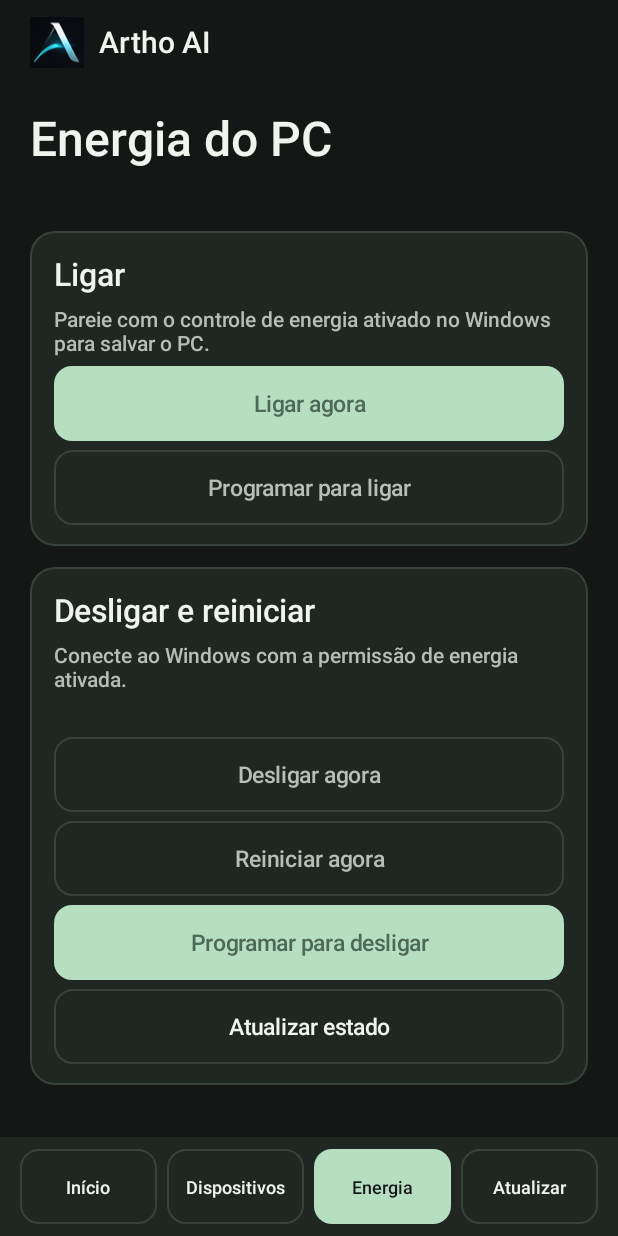
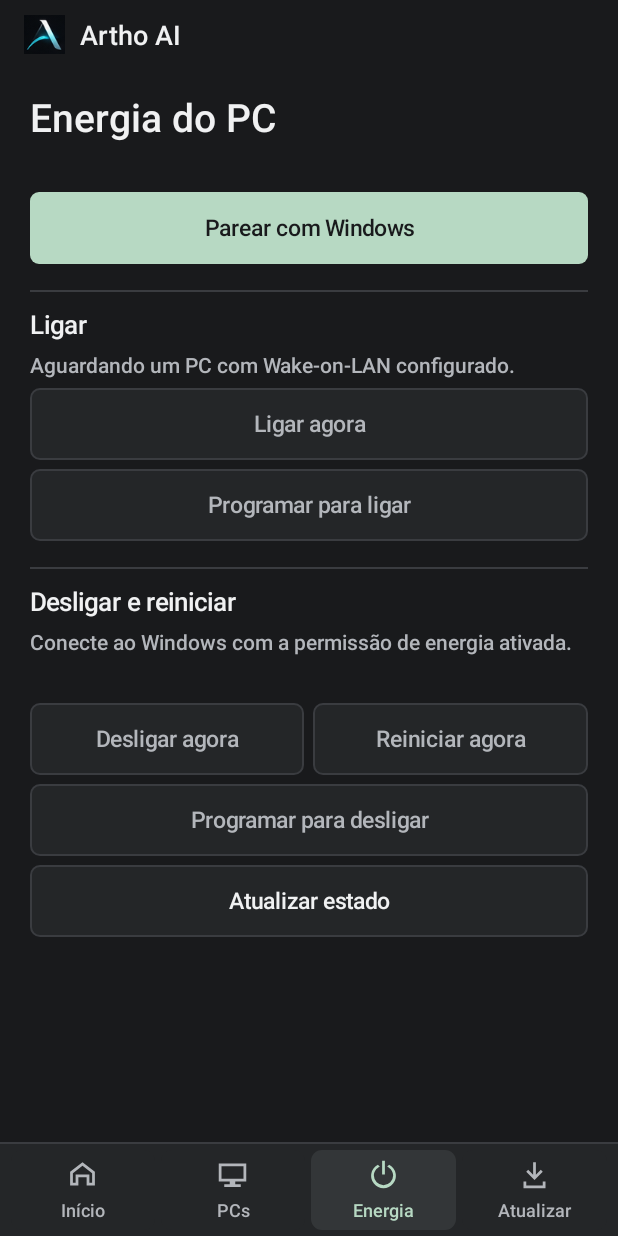
Before and after one commit to BlackGen3ral/soneca, an Android app: the screen it shows after launch (MainActivity), after a tap on "Energia", on a phone screen of 412 x 824 dp. Run offline under Robolectric (Android 15) with nearby library versions, the phone set to English and light mode, and no system bars; pictures from the network do not load; 3 other taps on this screen came first.

Commit message:
Simplify the Android interface and navigation

```diff
--- a/android/build.gradle
+++ b/android/build.gradle
@@ -9,8 +9,8 @@ android {
         applicationId 'com.arthostudio.arthoai'
         minSdk 26
         targetSdk 36
-        versionCode 7
-        versionName '0.6.0'
+        versionCode 8
+        versionName '0.7.0'
     }
 }
 
--- a/android/src/main/java/com/arthostudio/arthoai/DevicesPanel.java
+++ b/android/src/main/java/com/arthostudio/arthoai/DevicesPanel.java
@@ -40,6 +40,8 @@ final class DevicesPanel {
         notice.setAccessibilityLiveRegion(TextView.ACCESSIBILITY_LIVE_REGION_POLITE);
         panel.addView(notice, owner.spaced(10));
         cards = column();
+        cards.setBackground(owner.surface(MainActivity.SURFACE, 6, MainActivity.BORDER));
+        cards.setVisibility(android.view.View.GONE);
         panel.addView(cards);
     }
 
@@ -49,8 +51,12 @@ final class DevicesPanel {
         request("GET", "/v1/devices", "Consultando os PCs na rede…", result -> {
             JSONArray list = result.getJSONArray("devices");
             cards.removeAllViews();
+            cards.setVisibility(list.length() == 0 ? android.view.View.GONE : android.view.View.VISIBLE);
             notice.setText(list.length() == 0 ? "Pareie os PCs na aba Dispositivos do Windows." : "");
-            for (int index = 0; index < list.length(); index++) addCard(list.getJSONObject(index));
+            for (int index = 0; index < list.length(); index++) {
+                if (index > 0) cards.addView(owner.divider());
+                addCard(list.getJSONObject(index));
+            }
         });
     }
 
@@ -58,11 +64,10 @@ final class DevicesPanel {
         String id = UUID.fromString(pc.optString("id")).toString();
         String name = pc.optString("name");
         LinearLayout card = column();
-        card.setBackground(owner.surface(MainActivity.SURFACE, 16, MainActivity.BORDER));
         card.setPadding(dp(16), dp(14), dp(16), dp(14));
-        cards.addView(card, owner.spaced(10));
+        cards.addView(card);
         TextView title = text(name);
-        title.setTextSize(20);
+        title.setTextSize(17);
         title.setAccessibilityHeading(true);
         title.setPadding(0, 0, 0, dp(4));
         card.addView(title);
@@ -77,13 +82,18 @@ final class DevicesPanel {
         card.addView(text("Ligar " + describe(pc.optJSONObject("wake"))
                 + "\nDesligar " + describe(pc.optJSONObject("shutdown"))), owner.spaced(8));
         if (!pc.isNull("lastRoutine")) card.addView(text(pc.optString("lastRoutine")), owner.spaced(5));
-        Button wake = owner.button("Ligar agora", true);
+        LinearLayout actions = new LinearLayout(owner);
+        card.addView(actions, owner.spaced(8));
+        Button wake = owner.button("Ligar agora", false);
         wake.setOnClickListener(view -> request("POST", "/v1/devices/" + id + "/wake",
                 "Enviando o sinal…", result -> notice.setText("Sinal enviado para " + name + ".")));
-        card.addView(wake, owner.spaced(10));
-        Button edit = owner.button("Editar horários", false);
+        actions.addView(wake, new LinearLayout.LayoutParams(0, -2, 1f));
+        Button edit = owner.button("Horários", false);
+        edit.setContentDescription("Editar horários de " + name);
         edit.setOnClickListener(view -> { if (!busy) edit(id, name, pc); });
-        card.addView(edit, owner.spaced(6));
+        LinearLayout.LayoutParams next = new LinearLayout.LayoutParams(0, -2, 1f);
+        next.leftMargin = dp(6);
+        actions.addView(edit, next);
     }
 
     private static String describe(JSONObject rule) {
--- a/android/src/main/java/com/arthostudio/arthoai/MainActivity.java
+++ b/android/src/main/java/com/arthostudio/arthoai/MainActivity.java
@@ -10,6 +10,7 @@ import android.graphics.Color;
 import android.graphics.Insets;
 import android.graphics.Typeface;
 import android.graphics.drawable.ColorDrawable;
+import android.graphics.drawable.Drawable;
 import android.graphics.drawable.GradientDrawable;
 import android.graphics.drawable.RippleDrawable;
 import android.os.Build;
@@ -37,17 +38,17 @@ import javax.net.ssl.SSLHandshakeException;
 import org.json.JSONObject;
 
 public final class MainActivity extends Activity {
-    private static final int BACKGROUND = 0xff141715;
-    private static final int HERO = 0xff29392f;
-    static final int SURFACE = 0xff202622;
-    static final int BORDER = 0xff36423a;
-    static final int INK = 0xfff1f4ee;
-    static final int MUTED = 0xffb4bfb6;
-    static final int ACCENT = 0xffb6dfc2;
+    private static final int BACKGROUND = 0xff191a1c;
+    static final int SURFACE = 0xff242628;
+    static final int BORDER = 0xff3a3c40;
+    static final int INK = 0xfff0f1f2;
+    static final int MUTED = 0xffb3b6bb;
+    static final int ACCENT = 0xffb7d9c3;
     private static final int GREEN = ACCENT;
     private static final int ALERT = 0xffffbcad;
     private static final Locale BRAZIL = new Locale("pt", "BR");
     private static final int SCAN_PAIRING = 17;
+    private static final int[] NAV_ICONS = {R.drawable.nav_home, R.drawable.nav_devices, R.drawable.nav_power, R.drawable.nav_update};
 
     private final ExecutorService worker = Executors.newSingleThreadExecutor();
     private ScrollView scroll;
@@ -113,6 +114,7 @@ public final class MainActivity extends Activity {
         updates = new UpdatesPanel(this);
         pages[3] = updates.view();
         for (View page : pages) content.addView(page);
+        shell.addView(divider());
         shell.addView(navigation());
         setContentView(shell);
         shell.requestApplyInsets();
@@ -139,50 +141,42 @@ public final class MainActivity extends Activity {
 
     private View dashboard() {
         LinearLayout page = column();
-        TextView title = label("Painel do PC", 32, INK, "sans-serif-medium");
-        title.setAccessibilityHeading(true);
-        page.addView(title);
-        page.addView(hero(), spaced(16));
+        page.addView(connectionPanel());
 
         metrics = column();
         metrics.setVisibility(View.GONE);
-        TextView section = label("Estado do PC", 21, INK, "sans-serif-medium");
+        TextView section = label("Estado do PC", 17, INK, "sans-serif-medium");
         section.setAccessibilityHeading(true);
         metrics.addView(section);
-        LinearLayout performance = row();
-        LinearLayout memoryCard = metric("Memória em uso");
-        memory = value(memoryCard);
+        LinearLayout readings = column();
+        readings.setPadding(dp(13), 0, dp(13), 0);
+        readings.setBackground(surface(SURFACE, 6, BORDER));
+        metrics.addView(readings, spaced(8));
+        memory = information(readings, "Memória em uso");
         memoryBar = new ProgressBar(this, null, android.R.attr.progressBarStyleHorizontal);
         memoryBar.setMax(100);
         memoryBar.setProgressTintList(ColorStateList.valueOf(ACCENT));
         memoryBar.setProgressBackgroundTintList(ColorStateList.valueOf(BORDER));
         memoryBar.setImportantForAccessibility(View.IMPORTANT_FOR_ACCESSIBILITY_NO);
         memoryBar.setVisibility(View.GONE);
-        LinearLayout.LayoutParams bar = new LinearLayout.LayoutParams(-1, dp(5));
-        bar.topMargin = dp(8);
-        memoryCard.addView(memoryBar, bar);
-        LinearLayout cpuCard = metric("Processador");
-        cpu = value(cpuCard);
-        addMetricPair(performance, memoryCard, cpuCard);
-        metrics.addView(performance, spaced(10));
-
-        LinearLayout activity = row();
-        LinearLayout uptimeCard = metric("Tempo ligado");
-        uptime = value(uptimeCard);
-        LinearLayout networkCard = metric("Rede do PC");
-        network = value(networkCard);
-        addMetricPair(activity, uptimeCard, networkCard);
-        metrics.addView(activity, spaced(10));
-        page.addView(metrics, spaced(22));
+        LinearLayout.LayoutParams bar = new LinearLayout.LayoutParams(-1, dp(4));
+        bar.bottomMargin = dp(11);
+        readings.addView(memoryBar, bar);
+        readings.addView(divider());
+        cpu = information(readings, "Processador");
+        readings.addView(divider());
+        uptime = information(readings, "Tempo ligado");
+        readings.addView(divider());
+        network = information(readings, "Rede do PC");
+        page.addView(metrics, spaced(19));
         return page;
     }
 
     private View devicePage() {
         LinearLayout page = column();
-        TextView title = label("Dispositivos", 32, INK, "sans-serif-medium");
+        TextView title = label("Dispositivos", 26, INK, "sans-serif-medium");
         title.setAccessibilityHeading(true);
         page.addView(title);
-        page.addView(label("PCs pareados e horários semanais.", 15, MUTED, "sans-serif"), spaced(6));
         deviceContent = column();
         page.addView(deviceContent, spaced(17));
         return page;
@@ -208,17 +202,21 @@ public final class MainActivity extends Activity {
     private View navigation() {
         LinearLayout nav = row();
         nav.setBackgroundColor(SURFACE);
-        nav.setPadding(dp(10), dp(8), dp(10), dp(8));
-        String[] labels = {"Início", "Dispositivos", "Energia", "Atualizar"};
+        nav.setPadding(dp(5), dp(4), dp(5), dp(4));
+        String[] labels = {"Início", "PCs", "Energia", "Atualizar"};
         for (int index = 0; index < tabs.length; index++) {
             final int tab = index;
             Button button = button(labels[index], false);
             button.setTextSize(12);
-            button.setPadding(dp(4), dp(8), dp(4), dp(8));
+            button.setMinHeight(dp(53));
+            button.setPadding(dp(4), dp(5), dp(4), dp(4));
+            button.setCompoundDrawablePadding(dp(3));
+            button.setMaxLines(1);
+            if (index == 1) button.setContentDescription("Dispositivos");
             button.setOnClickListener(view -> showTab(tab));
             tabs[index] = button;
             LinearLayout.LayoutParams size = new LinearLayout.LayoutParams(0, -2, 1f);
-            size.setMargins(dp(3), 0, dp(3), 0);
+            size.setMargins(dp(2), 0, dp(2), 0);
             nav.addView(button, size);
         }
         return nav;
@@ -230,7 +228,7 @@ public final class MainActivity extends Activity {
             boolean selected = index == selectedTab;
             pages[index].setVisibility(selected ? View.VISIBLE : View.GONE);
             tabs[index].setSelected(selected);
-            decorateButton(tabs[index], selected);
+            styleTab(tabs[index], index, selected);
         }
         if (selectedTab == 1) updateDevices();
         if (selectedTab == 2) power.refreshLocal();
@@ -242,48 +240,56 @@ public final class MainActivity extends Activity {
         tabs[3].setContentDescription(available ? "Atualizações, nova versão disponível" : "Atualizações");
     }
 
+    private void styleTab(Button tab, int index, boolean selected) {
+        int tint = selected ? ACCENT : MUTED;
+        Drawable icon = getDrawable(NAV_ICONS[index]).mutate();
+        icon.setTint(tint);
+        tab.setCompoundDrawablesWithIntrinsicBounds(null, icon, null, null);
+        tab.setTextColor(tint);
+        tab.setBackground(new RippleDrawable(ColorStateList.valueOf(0x33b7d9c3),
+                surface(selected ? 0xff333638 : SURFACE, 7, 0), null));
+    }
+
     private View header() {
         LinearLayout header = row();
         header.setGravity(Gravity.CENTER_VERTICAL);
-        header.setPadding(dp(20), dp(10), dp(20), dp(10));
+        header.setPadding(dp(16), dp(9), dp(16), dp(9));
         ImageView mark = new ImageView(this);
         mark.setImageResource(R.drawable.artho_mark);
         mark.setScaleType(ImageView.ScaleType.FIT_CENTER);
         mark.setImportantForAccessibility(View.IMPORTANT_FOR_ACCESSIBILITY_NO);
-        header.addView(mark, new LinearLayout.LayoutParams(dp(36), dp(36)));
-        TextView brand = label("Artho AI", 20, INK, "sans-serif-medium");
+        header.addView(mark, new LinearLayout.LayoutParams(dp(27), dp(27)));
+        TextView brand = label("Artho AI", 18, INK, "sans-serif-medium");
         LinearLayout.LayoutParams brandSize = new LinearLayout.LayoutParams(0, -2, 1f);
         brandSize.leftMargin = dp(10);
         header.addView(brand, brandSize);
         return header;
     }
 
-    private View hero() {
+    private View connectionPanel() {
         LinearLayout panel = column();
-        panel.setBackground(surface(HERO, 18, BORDER));
-        panel.setPadding(dp(19), dp(18), dp(19), dp(18));
-        status = label("Sem conexão", 13, ACCENT, "sans-serif-medium");
+        status = label("Sem conexão", 13, MUTED, "sans-serif");
         status.setAccessibilityLiveRegion(View.ACCESSIBILITY_LIVE_REGION_POLITE);
         panel.addView(status);
-        computer = label("Conecte seu PC", 27, INK, "sans-serif-medium");
+        computer = label("Conecte seu PC", 26, INK, "sans-serif-medium");
         computer.setAccessibilityHeading(true);
-        panel.addView(computer, spaced(7));
-        detail = label("Abra a aba Celular no Artho AI para Windows e gere um QR Code.", 15, MUTED, "sans-serif");
+        panel.addView(computer, spaced(3));
+        detail = label("No Windows, abra Celular e gere um QR Code.", 15, MUTED, "sans-serif");
         panel.addView(detail, spaced(5));
         primary = button("Conectar ao PC", true);
         primary.setOnClickListener(view -> {
             if (pairing == null) showPairing();
             else requestStatus();
         });
-        panel.addView(primary, spaced(14));
-        connectionOptions = button("Gerenciar conexão", false);
+        panel.addView(primary, spaced(12));
+        connectionOptions = button("Trocar conexão", false);
         connectionOptions.setOnClickListener(view -> showPairing());
         connectionOptions.setVisibility(View.GONE);
         panel.addView(connectionOptions, spaced(6));
         return panel;
     }
 
-    private void showPairing() {
+    void showPairing() {
         if (connecting) return;
         Dialog dialog = new Dialog(this);
         dialog.getWindow().setBackgroundDrawable(new ColorDrawable(Color.TRANSPARENT));
@@ -487,26 +493,22 @@ public final class MainActivity extends Activity {
         });
     }
 
-    private LinearLayout metric(String title) {
-        LinearLayout card = column();
-        card.setMinimumHeight(dp(94));
-        card.setBackground(surface(SURFACE, 16, BORDER));
-        card.setPadding(dp(13), dp(13), dp(13), dp(13));
-        card.addView(label(title, 13, MUTED, "sans-serif-medium"));
-        return card;
-    }
-
-    private TextView value(LinearLayout card) {
-        TextView result = label("—", 18, INK, "sans-serif-medium");
-        card.addView(result, spaced(6));
+    private TextView information(LinearLayout list, String title) {
+        LinearLayout item = row();
+        item.setGravity(Gravity.CENTER_VERTICAL);
+        item.setPadding(0, dp(11), 0, dp(11));
+        item.addView(label(title, 14, MUTED, "sans-serif"), new LinearLayout.LayoutParams(0, -2, 1f));
+        TextView result = label("—", 14, INK, "sans-serif-medium");
+        item.addView(result);
+        list.addView(item);
         return result;
     }
 
-    private void addMetricPair(LinearLayout row, View left, View right) {
-        LinearLayout.LayoutParams first = new LinearLayout.LayoutParams(0, -1, 1);
-        first.rightMargin = dp(10);
-        row.addView(left, first);
-        row.addView(right, new LinearLayout.LayoutParams(0, -1, 1));
+    View divider() {
+        View line = new View(this);
+        line.setBackgroundColor(BORDER);
+        line.setLayoutParams(new LinearLayout.LayoutParams(-1, dp(1)));
+        return line;
     }
 
     Button button(String title, boolean prominent) {
@@ -515,7 +517,7 @@ public final class MainActivity extends Activity {
         button.setText(title);
         button.setTextSize(15);
         button.setTypeface(Typeface.create("sans-serif-medium", Typeface.NORMAL));
-        button.setMinHeight(dp(50));
+        button.setMinHeight(dp(44));
         button.setPadding(dp(14), dp(9), dp(14), dp(9));
         button.setStateListAnimator(null);
         button.setBackgroundTintList(null);
@@ -529,7 +531,7 @@ public final class MainActivity extends Activity {
                 new int[][]{{-android.R.attr.state_enabled}, {}}, new int[]{prominent ? 0xff4e6957 : MUTED, color}));
         int fill = prominent ? ACCENT : SURFACE;
         button.setBackground(new RippleDrawable(ColorStateList.valueOf(prominent ? 0x30141715 : 0x33b6dfc2),
-                surface(fill, 12, prominent ? 0 : BORDER), null));
+                surface(fill, 6, prominent ? 0 : BORDER), null));
     }
 
     GradientDrawable surface(int color, int radius, int stroke) {
--- a/android/src/main/java/com/arthostudio/arthoai/PowerPanel.java
+++ b/android/src/main/java/com/arthostudio/arthoai/PowerPanel.java
@@ -39,6 +39,7 @@ final class PowerPanel {
     private final Button restart;
     private final Button stopSchedule;
     private final Button cancelStop;
+    private final Button connect;
     private StatusClient.Pairing pairing;
     private JSONObject lastState;
     private boolean busy;
@@ -47,17 +48,18 @@ final class PowerPanel {
         this.owner = owner;
         this.worker = worker;
         page = owner.column();
-        TextView title = label("Energia do PC", 32, MainActivity.INK);
+        TextView title = label("Energia do PC", 26, MainActivity.INK);
         title.setAccessibilityHeading(true);
         page.addView(title);
         notice = label("", 14, MainActivity.MUTED);
         notice.setAccessibilityLiveRegion(View.ACCESSIBILITY_LIVE_REGION_POLITE);
         page.addView(notice, owner.spaced(7));
+        connect = action(page, "Parear com Windows", true, owner::showPairing);
 
-        LinearLayout wake = card("Ligar");
+        LinearLayout wake = section("Ligar");
         wakeRule = label("", 14, MainActivity.MUTED);
         wake.addView(wakeRule, owner.spaced(6));
-        wakeNow = action(wake, "Ligar agora", true, this::wake);
+        wakeNow = action(wake, "Ligar agora", false, this::wake);
         wakeSchedule = action(wake, "Programar para ligar", false, this::chooseWakeMode);
         cancelWake = action(wake, "Cancelar horário de ligar", false, () -> {
             WakeSchedules.clearRule(owner);
@@ -69,14 +71,16 @@ final class PowerPanel {
                 .setMessage("Isso remove o PC do celular e cancela o horário de ligar salvo aqui.")
                 .setNegativeButton("Voltar", null).setPositiveButton("Esquecer", (dialog, button) -> owner.disconnect()).show());
 
-        LinearLayout stop = card("Desligar e reiniciar");
+        LinearLayout stop = section("Desligar e reiniciar");
         oneTime = label("", 14, MainActivity.MUTED);
         weekly = label("", 14, MainActivity.MUTED);
         stop.addView(oneTime, owner.spaced(6));
         stop.addView(weekly, owner.spaced(4));
-        stopNow = action(stop, "Desligar agora", false, () -> confirm("Desligar", "shutdown"));
-        restart = action(stop, "Reiniciar agora", false, () -> confirm("Reiniciar", "restart"));
-        stopSchedule = action(stop, "Programar para desligar", true, this::chooseStopMode);
+        LinearLayout immediate = new LinearLayout(owner);
+        stop.addView(immediate, owner.spaced(8));
+        stopNow = inlineAction(immediate, "Desligar agora", () -> confirm("Desligar", "shutdown"), 0);
+        restart = inlineAction(immediate, "Reiniciar agora", () -> confirm("Reiniciar", "restart"), 6);
+        stopSchedule = action(stop, "Programar para desligar", false, this::chooseStopMode);
         cancelStop = action(stop, "Cancelar desligamento único", false,
                 () -> request("POST", "/v1/energy/shutdown/cancel", "Desligamento único cancelado.", false));
         action(stop, "Atualizar estado", false, this::refresh);
@@ -316,7 +320,7 @@ final class PowerPanel {
                 ? Instant.ofEpochMilli(once).atZone(ZoneId.systemDefault()).format(DateTimeFormatter.ofPattern("dd/MM 'às' HH:mm"))
                 : time.isEmpty() ? "Sem horário programado" : describe(time, WakeSchedules.days(owner));
         String info = target == null
-                ? "Pareie com o controle de energia ativado no Windows para salvar o PC."
+                ? "Aguardando um PC com Wake-on-LAN configurado."
                 : target.name + " · " + ruleInfo;
         String report = WakeSchedules.report(owner);
         if (!report.isEmpty()) info += "\n" + report;
@@ -327,6 +331,7 @@ final class PowerPanel {
         cancelWake.setVisibility(time.isEmpty() ? View.GONE : View.VISIBLE);
         forgetWake.setVisibility(target == null ? View.GONE : View.VISIBLE);
         boolean available = !busy && lastState != null;
+        connect.setVisibility(!busy && lastState == null ? View.VISIBLE : View.GONE);
         stopNow.setEnabled(available);
         restart.setEnabled(available);
         stopSchedule.setEnabled(available);
@@ -355,13 +360,12 @@ final class PowerPanel {
     }
     private static String clock(int hour, int minute) { return String.format(Locale.ROOT, "%02d:%02d", hour, minute); }
 
-    private LinearLayout card(String title) {
-        LinearLayout card = owner.column();
-        card.setPadding(owner.dp(16), owner.dp(14), owner.dp(16), owner.dp(14));
-        card.setBackground(owner.surface(MainActivity.SURFACE, 16, MainActivity.BORDER));
-        card.addView(label(title, 21, MainActivity.INK));
-        page.addView(card, owner.spaced(14));
-        return card;
+    private LinearLayout section(String title) {
+        LinearLayout group = owner.column();
+        group.addView(owner.divider());
+        group.addView(label(title, 17, MainActivity.INK), owner.spaced(10));
+        page.addView(group, owner.spaced(17));
+        return group;
     }
     private LinearLayout form() {
         LinearLayout fields = owner.column();
@@ -375,5 +379,13 @@ final class PowerPanel {
         where.addView(button, owner.spaced(6));
         return button;
     }
+    private Button inlineAction(LinearLayout where, String text, Runnable run, int inset) {
+        Button button = owner.button(text, false);
+        button.setOnClickListener(view -> { if (!busy) run.run(); });
+        LinearLayout.LayoutParams size = new LinearLayout.LayoutParams(0, -2, 1);
+        size.leftMargin = owner.dp(inset);
+        where.addView(button, size);
+        return button;
+    }
     private interface RuleResult { void save(String clock, int days); }
 }
--- a/android/src/main/java/com/arthostudio/arthoai/UpdatesPanel.java
+++ b/android/src/main/java/com/arthostudio/arthoai/UpdatesPanel.java
@@ -40,17 +40,15 @@ final class UpdatesPanel {
         this.owner = owner;
         installedVersion = installedVersion();
         root = owner.column();
-        TextView title = owner.label("Atualizações", 32, MainActivity.INK, "sans-serif-medium");
+        TextView title = owner.label("Atualizações", 26, MainActivity.INK, "sans-serif-medium");
         title.setAccessibilityHeading(true);
         root.addView(title);
-        root.addView(owner.label("Consulte, baixe e instale novas versões pelo GitHub.", 15, MainActivity.MUTED, "sans-serif"),
-                owner.spaced(6));
         LinearLayout card = owner.column();
-        card.setBackground(owner.surface(MainActivity.SURFACE, 16, MainActivity.BORDER));
+        card.setBackground(owner.surface(MainActivity.SURFACE, 6, MainActivity.BORDER));
         card.setPadding(owner.dp(18), owner.dp(18), owner.dp(18), owner.dp(16));
         root.addView(card, owner.spaced(18));
-        card.addView(owner.label("INSTALADO  ·  " + installedVersion, 12, MainActivity.ACCENT, "sans-serif-medium"));
-        heading = owner.label("Verificar nova versão", 24, MainActivity.INK, "sans-serif-medium");
+        card.addView(owner.label("Versão instalada  " + installedVersion, 13, MainActivity.MUTED, "sans-serif"));
+        heading = owner.label("Verificar nova versão", 19, MainActivity.INK, "sans-serif-medium");
         card.addView(heading, owner.spaced(8));
         message = owner.label("", 15, MainActivity.MUTED, "sans-serif");
         message.setAccessibilityLiveRegion(View.ACCESSIBILITY_LIVE_REGION_POLITE);
--- /dev/null
+++ b/android/src/main/res/drawable/nav_devices.xml
@@ -0,0 +1,4 @@
+<vector xmlns:android="http://schemas.android.com/apk/res/android"
+    android:width="22dp" android:height="22dp" android:viewportWidth="24" android:viewportHeight="24">
+    <path android:fillColor="#FFFFFFFF" android:pathData="M2,4h20v13h-8v2h4v2H6v-2h4v-2H2zM4,6v9h16V6z"/>
+</vector>
--- /dev/null
+++ b/android/src/main/res/drawable/nav_home.xml
@@ -0,0 +1,4 @@
+<vector xmlns:android="http://schemas.android.com/apk/res/android"
+    android:width="22dp" android:height="22dp" android:viewportWidth="24" android:viewportHeight="24">
+    <path android:fillColor="#FFFFFFFF" android:pathData="M12,3L3,10v10h6v-6h6v6h6V10L12,3zM19,18h-2v-6H7v6H5v-7l7,-5.4l7,5.4z"/>
+</vector>
--- /dev/null
+++ b/android/src/main/res/drawable/nav_power.xml
@@ -0,0 +1,4 @@
+<vector xmlns:android="http://schemas.android.com/apk/res/android"
+    android:width="22dp" android:height="22dp" android:viewportWidth="24" android:viewportHeight="24">
+    <path android:fillColor="#FFFFFFFF" android:pathData="M11,2h2v10h-2zM16.07,4.93L14.65,6.35C17.18,7.37 19,9.86 19,12.75a7,7 0,1 1,-14 0c0,-2.89 1.82,-5.38 4.35,-6.4L7.93,4.93A9,9 0,1 0,16.07 4.93z"/>
+</vector>
--- /dev/null
+++ b/android/src/main/res/drawable/nav_update.xml
@@ -0,0 +1,4 @@
+<vector xmlns:android="http://schemas.android.com/apk/res/android"
+    android:width="22dp" android:height="22dp" android:viewportWidth="24" android:viewportHeight="24">
+    <path android:fillColor="#FFFFFFFF" android:pathData="M11,3h2v9.17l3.59,-3.58L18,10l-6,6l-6,-6l1.41,-1.41L11,12.17zM4,17h2v3h12v-3h2v5H4z"/>
+</vector>
```
